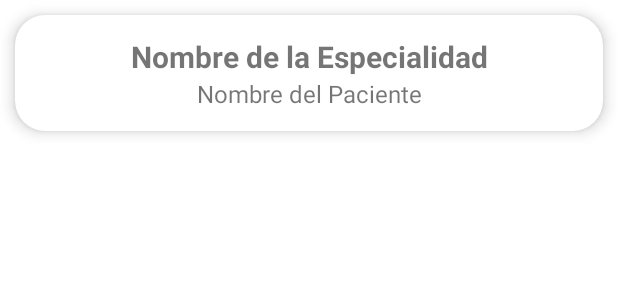
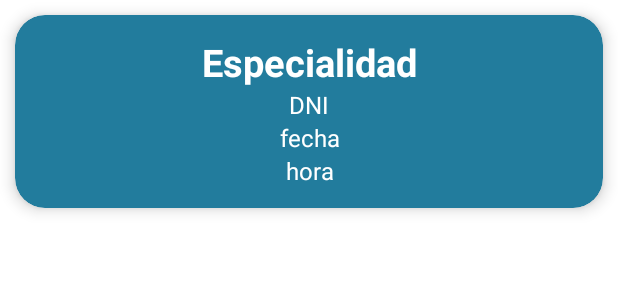
Before and after one commit to SergioAvalosH/Citas-Medicas, an Android app: the layout card_citas.xml on its own in the app's theme, with its tools: preview values and no code run, on a phone screen of 412 x 824 dp. Shown: the top 300 px of the screen. Run offline under Robolectric (Android 15) with nearby library versions, the phone set to English and light mode, and no system bars.

Commit message:
Hice unos cuantos cambis

```diff
--- a/app/build.gradle
+++ b/app/build.gradle
@@ -52,6 +52,7 @@ dependencies {
     implementation platform('com.google.firebase:firebase-bom:28.4.0')
     implementation 'com.google.firebase:firebase-analytics'
 
+    implementation 'androidx.recyclerview:recyclerview:1.1.0'
     implementation("androidx.navigation:navigation-fragment-ktx:2.3.5")
     implementation("androidx.navigation:navigation-ui-ktx:2.3.5")
 
--- a/app/src/main/java/com/recyclerview/app_citas_medicas/view/ui/activity/ManageCitas.kt
+++ b/app/src/main/java/com/recyclerview/app_citas_medicas/view/ui/activity/ManageCitas.kt
@@ -13,20 +13,22 @@ import kotlinx.android.synthetic.main.activity_crear_cita.*
 
 class ManageCitas : AppCompatActivity() {
 
-    /*val db = Firebase.firestore
-    val especialidadesLista = ArrayList<String>()*/
+
 
     override fun onCreate(savedInstanceState: Bundle?) {
+
         super.onCreate(savedInstanceState)
         this.supportActionBar?.hide()
         setContentView(R.layout.activity_manage_citas)
 
-        val recyclerView = findViewById<RecyclerView>(R.id.recyclerView)
-        val adapter = CitasAdapter()
-        recyclerView.layoutManager = LinearLayoutManager(this)
+        //val recyclerView = findViewById<RecyclerView>(R.id.recyclerView)
+        //val adapter = CitasAdapter()
+        //recyclerView.layoutManager = LinearLayoutManager(this)
         /*val adap =
             ArrayAdapter<String>(this, android.R.layout.simple_list_item_1, especialidadesLista)*/
-        recyclerView.adapter = adapter
+        //recyclerView.adapter = adapter
+
+
     }
 
     /*fun getEspecialidades(): ArrayList<String> {
--- a/app/src/main/java/com/recyclerview/app_citas_medicas/view/ui/interfaces/Comunicador_Act_Frag.kt
+++ /dev/null
@@ -1,5 +0,0 @@
-package com.recyclerview.app_citas_medicas.view.ui.interfaces
-
-interface Comunicador_Act_Frag {
-    fun comunicadorActivityMai_ProfileFragment(dniPac: String)
-}
--- a/app/src/main/java/com/recyclerview/app_citas_medicas/view/ui/interfaces/Comunicator_Paciente.kt
+++ /dev/null
@@ -1,6 +0,0 @@
-package com.recyclerview.app_citas_medicas.view.ui.interfaces
-
-interface Comunicator_Paciente {
-    fun passDataFroProfiletoEdite(dnitext: String)
-
-}
--- a/app/src/main/res/layout/card_citas.xml
+++ b/app/src/main/res/layout/card_citas.xml
@@ -4,37 +4,50 @@
     android:layout_width="match_parent"
     android:layout_height="wrap_content"
     android:layout_margin="10dp"
-    card_view:cardBackgroundColor="#fff"
+    card_view:cardBackgroundColor="#227C9D"
     card_view:cardCornerRadius="20dp"
     card_view:cardElevation="6dp"
     card_view:contentPadding="4dp">
-
     <RelativeLayout
         android:layout_width="match_parent"
         android:layout_height="wrap_content"
         android:padding="10dp">
-
         <TextView
             android:id="@+id/tv_name_especialidad"
             android:layout_width="match_parent"
             android:layout_height="wrap_content"
-            android:layout_alignParentStart="true"
-            android:layout_alignParentLeft="true"
-            android:layout_alignParentTop="true"
             android:gravity="center_horizontal"
-            android:text="@string/tv_especialidad"
-            android:textSize="20sp"
-            android:textStyle="bold" />
-
+            android:textColor="@color/white"
+            android:text="Especialidad"
+            android:textSize="25sp"
+            android:textStyle="bold"/>
         <TextView
-            android:id="@+id/tv_name_patient"
+            android:id="@+id/tv_dni"
             android:layout_width="match_parent"
             android:layout_height="wrap_content"
-            android:layout_below="@id/tv_name_especialidad"
+            android:layout_below="@+id/tv_name_especialidad"
             android:gravity="center_horizontal"
-            android:text="@string/tv_paciente"
+            android:textColor="@color/white"
+            android:text="DNI"
             android:textSize="16sp" />
-
+        <TextView
+            android:id="@+id/tv_fecha"
+            android:layout_width="match_parent"
+            android:layout_height="wrap_content"
+            android:layout_below="@id/tv_dni"
+            android:gravity="center_horizontal"
+            android:textColor="@color/white"
+            android:text="fecha"
+            android:textSize="16sp" />
+        <TextView
+            android:id="@+id/tv_hora"
+            android:layout_width="match_parent"
+            android:layout_height="wrap_content"
+            android:layout_below="@id/tv_fecha"
+            android:gravity="center_horizontal"
+            android:textColor="@color/white"
+            android:text="hora"
+            android:textSize="16sp" />
     </RelativeLayout>
 
 </androidx.cardview.widget.CardView>
```
Also changed, not shown: 1 other file.
